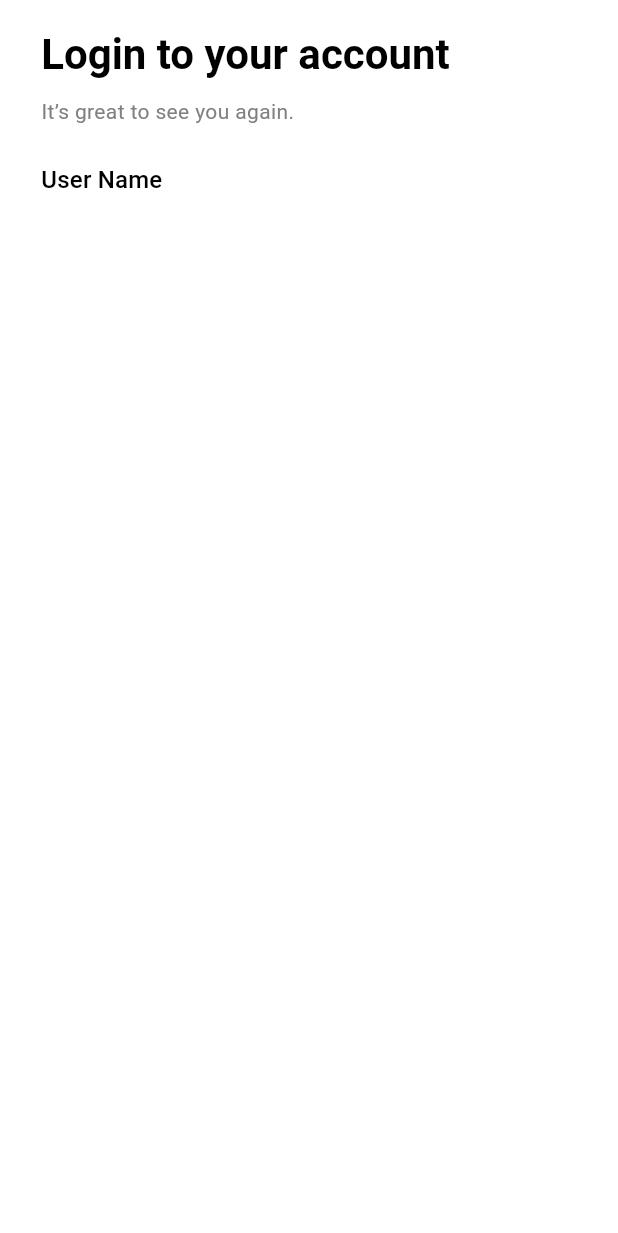
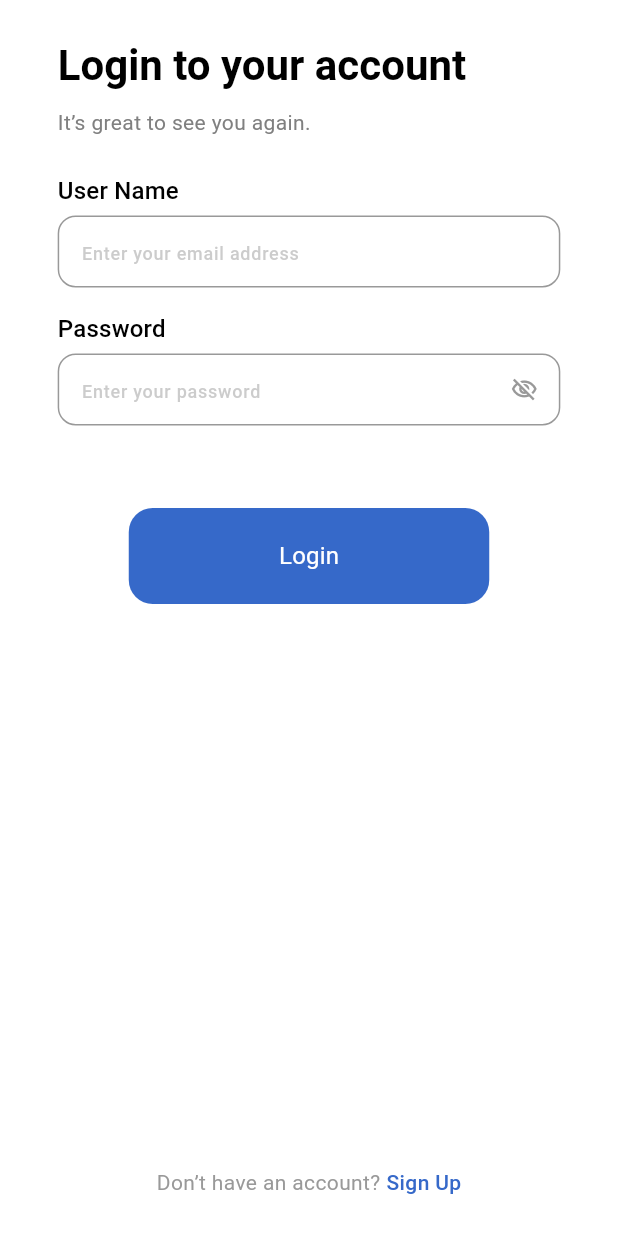
Before and after one commit to Moimen77/ShopZ_udemy_course, a Flutter app: the screen it shows after launch, on a phone screen of 412 x 824 dp. Shown: the top 1233 px of the screen. Run offline on Flutter 3.47's test engine with Material 3 defaults, Android fonts, the phone set to English and light mode, and no system bars; drawn by our look-alikes of skeletonizer; our stand-ins replace cached_network_image, device_info_plus, dio, equatable, flutter_animate, flutter_bloc and 11 more.

Commit message:
feat: Add email and password fields to LoginScreen

```diff
--- a/lib/src/extensions/spAdabt.dart
+++ b/lib/src/extensions/spAdabt.dart
@@ -11,7 +11,7 @@ extension ResponsiveFont on num {
     } else if (Responsive.isTablet(context)) {
       return base * 0.85; // متوسط
     } else {
-      return base; // أكبر للموبايل
+      return base * 1.4; // أكبر للموبايل
     }
   }
 }
--- a/lib/src/features/auth/presentation/screen/LoginScreen.dart
+++ b/lib/src/features/auth/presentation/screen/LoginScreen.dart
@@ -37,6 +37,52 @@ class LoginScreen extends StatelessWidget {
               ),
             ),
             4.kH,
+            const AppTextField(
+              hint: 'Enter your email address',
+              keyboardType: TextInputType.emailAddress,
+            ),
+            16.kH,
+            Text(
+              'Password',
+              style: context.textTheme.titleMedium!.copyWith(
+                color: context.colors.onSurface,
+                fontWeight: FontWeight.w500,
+              ),
+            ),
+            4.kH,
+            const AppTextField(
+              hint: 'Enter your password',
+              obscureText: true,
+              suffixIcon: Icon(Icons.visibility_off_outlined),
+            ),
+            55.kH,
+            AppButton(
+              label: 'Login',
+              onPressed: () {},
+              variant: ButtonVariant.primary,
+              width: ButtonSize.large,
+              height: ButtonSize.large,
+            ).center,
+            const Spacer(),
+            Row(
+              mainAxisAlignment: MainAxisAlignment.center,
+              children: [
+                Text(
+                  'Don’t have an account?',
+                  style: context.textTheme.bodyMedium!.copyWith(
+                    color: context.colors.onSurfaceVariant,
+                  ),
+                ),
+                4.kW,
+                Text(
+                  'Sign Up',
+                  style: context.textTheme.bodyMedium!.copyWith(
+                    color: context.colors.primary,
+                    fontWeight: FontWeight.w500,
+                  ),
+                ),
+              ],
+            )
           ],
         ).paddingSymmetric(
             vertical: context.designTokens.paddingMedium.spAdaptive(context),
```
